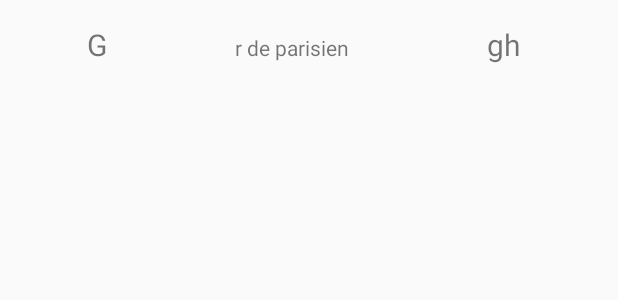
After one commit to MalikPoutchinskaya/arabe_courant, an Android app: the layout ligne_prononciation.xml on its own in the app's theme, with its tools: preview values and no code run, on a phone screen of 412 x 824 dp. The commit adds this screen. Shown: the top 300 px of the screen. Run offline under Robolectric (Android 15) with nearby library versions, the phone set to English and light mode, and no system bars.

Commit message:
User Story : Travail sur Prononciation Tâches : Création table SQLite prononciation Etat : 100%

```diff
--- a/app/src/main/AndroidManifest.xml
+++ b/app/src/main/AndroidManifest.xml
@@ -25,6 +25,10 @@
             android:name=".Presentation.Home.Home_activity">
         </activity>
 
+        <activity
+            android:name=".Presentation.Prononciation.Prononciation_activiy">
+        </activity>
+
 
     </application>
 
--- a/app/src/main/java/com/poutchinskaya/malik/sotunisia/Dao/MySQLite.java
+++ b/app/src/main/java/com/poutchinskaya/malik/sotunisia/Dao/MySQLite.java
@@ -23,7 +23,7 @@ public class MySQLite extends SQLiteOpenHelper {
 
     private static final int DATABASE_VERSION = 1; // l'incrément appelle onUpgrade(), décrément => onDowngrade()
     private String DATABASE_PATH; // chemin défini dans le constructeur
-    private static final String DATABASE_NAME = "DBVocab.sqlite";
+    private static final String DATABASE_NAME = "DBVocab4.sqlite";
 
     public static synchronized MySQLite getInstance(Context context) {
         if (sInstance == null) { sInstance = new MySQLite(context); }
--- a/app/src/main/java/com/poutchinskaya/malik/sotunisia/Metier/GestionMot.java
+++ b/app/src/main/java/com/poutchinskaya/malik/sotunisia/Metier/GestionMot.java
@@ -43,9 +43,6 @@ public class GestionMot {
     String motPhonetique;
 
 
-    public GestionMot(Context context) {
-        this.context = context;
-    }
 
     public GestionMot(Context context, String langueChoisie) {
         this.context = context;
--- /dev/null
+++ b/app/src/main/res/layout/ligne_prononciation.xml
@@ -0,0 +1,36 @@
+<?xml version="1.0" encoding="utf-8"?>
+<RelativeLayout xmlns:android="http://schemas.android.com/apk/res/android"
+    android:layout_width="wrap_content"
+    android:layout_height="wrap_content">
+
+    <LinearLayout
+        android:layout_width="fill_parent"
+        android:layout_height="fill_parent">
+    <TextView
+        android:id="@+id/lettre_arabe"
+        android:layout_width="130dp"
+        android:layout_height="60dp"
+        android:gravity="center"
+        android:text="G"
+        android:textSize="20dp"></TextView>
+
+
+    <TextView
+        android:id="@+id/lettre_details"
+        android:layout_width="130dp"
+        android:layout_height="wrap_content"
+        android:gravity="center"
+        android:text="r de parisien"></TextView>
+
+    <TextView
+        android:id="@+id/lettre_phonetique"
+        android:layout_width="match_parent"
+        android:layout_height="wrap_content"
+        android:gravity="center"
+        android:text="gh"
+        android:textSize="20dp"></TextView>
+
+    </LinearLayout>
+
+
+</RelativeLayout>
```
Also changed, not shown: app/src/main/java/com/poutchinskaya/malik/sotunisia/Dao/PrononciationDao.java (added, +58 -0 lines), app/src/main/java/com/poutchinskaya/malik/sotunisia/Metier/GestionPrononciation.java (added, +88 -0 lines), app/src/main/java/com/poutchinskaya/malik/sotunisia/Presentation/Home/ChoixCategorieFragment.java (+5 -3 lines), app/src/main/java/com/poutchinskaya/malik/sotunisia/Presentation/Model/Prononciation.java (added, +54 -0 lines), app/src/main/java/com/poutchinskaya/malik/sotunisia/Presentation/Prononciation/Prononciation_Adapter.java (added, +31 -0 lines), app/src/main/java/com/poutchinskaya/malik/sotunisia/Presentation/Prononciation/Prononciation_activiy.java (added, +93 -0 lines), app/src/main/res/layout/activity_prononciation.xml (added, +14 -0 lines), app/src/main/assets/DBVocab.sqlite (deleted), app/src/main/assets/DBVocab2.sqlite (added), app/src/main/assets/DBVocab3.sqlite (added), app/src/main/assets/DBVocab4.sqlite (added).
